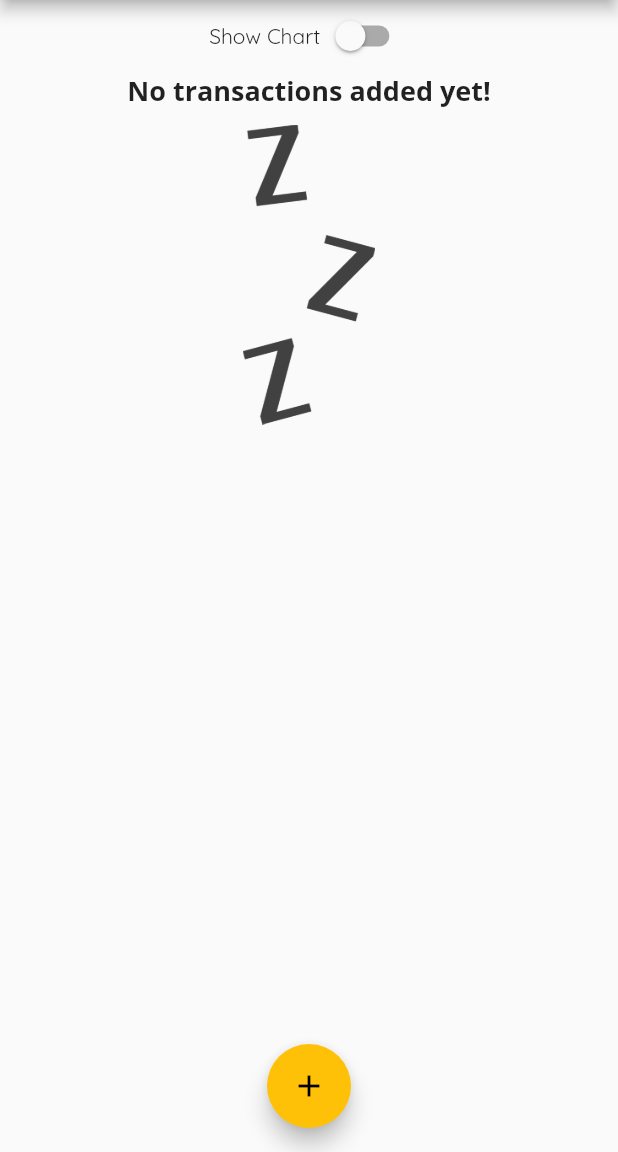
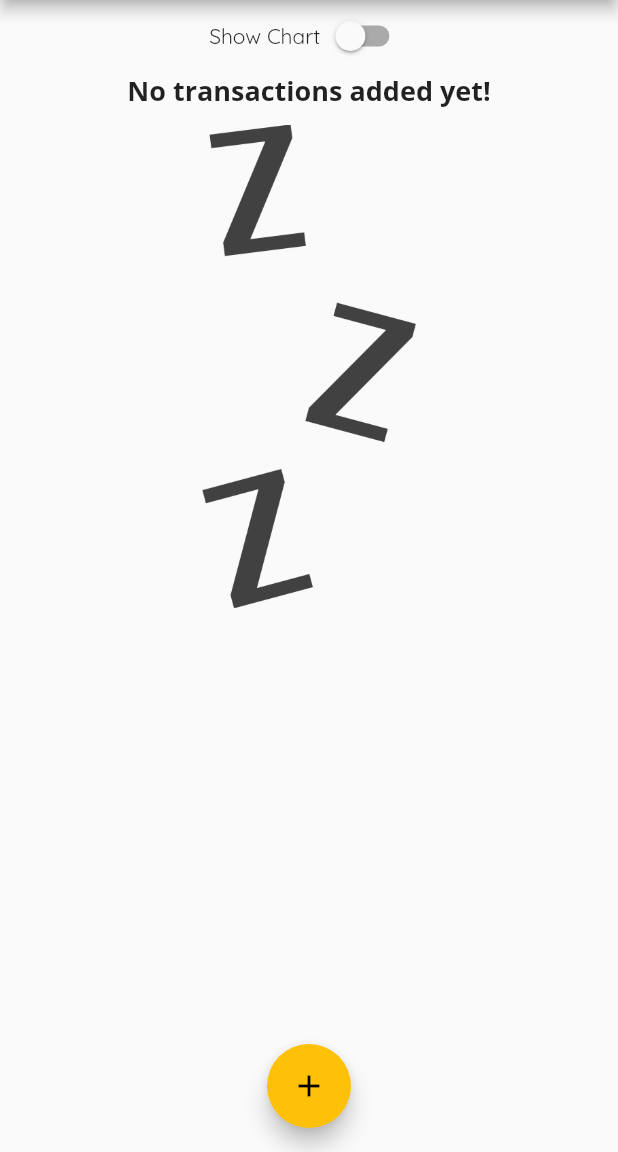
Before and after one commit to haohmaru3000/personal_expense, a Flutter app: the screen it shows after launch, on a phone screen of 412 x 824 dp, the part 84-1236 px from its top. Run offline on Flutter 3.47's test engine with Material 2 defaults, Android fonts, the phone set to English and light mode, and no system bars.

Commit message:
Complete fixing landscape mode problem

```diff
--- a/lib/main.dart
+++ b/lib/main.dart
@@ -134,7 +134,7 @@ class _MyHomePageState extends State<MyHomePage> {
                     height: (MediaQuery.of(context).size.height -
                             appBar.preferredSize.height -
                             MediaQuery.of(context).padding.top) *
-                        0.3,
+                        0.7,
                     child: Chart(_recentTransactions),
                   )
                 : Container(
--- a/lib/widgets/transaction_list.dart
+++ b/lib/widgets/transaction_list.dart
@@ -10,7 +10,9 @@ class TransactionList extends StatelessWidget {
 
   @override
   Widget build(BuildContext context) {
-    return transactions.isEmpty ? Column(
+    return transactions.isEmpty
+        ? LayoutBuilder(builder: (ctx, constraints) {
+            return Column(
               children: <Widget>[
                 Text(
                   'No transactions added yet!',
@@ -20,13 +22,16 @@ class TransactionList extends StatelessWidget {
                   height: 10,
                 ),
                 Container(
-          height: 200,
+                  height: constraints.maxHeight * 0.6,
                   child: Image.asset(
                     'assets/images/waiting.png',
                     fit: BoxFit.cover,
                   ),
                 ),
-      ],): ListView.builder(
+              ],
+            );
+          })
+        : ListView.builder(
             itemBuilder: (ctx, index) {
               return Card(
                 elevation: 5,
```
Lines whose indentation alone changed are shown as unchanged.
